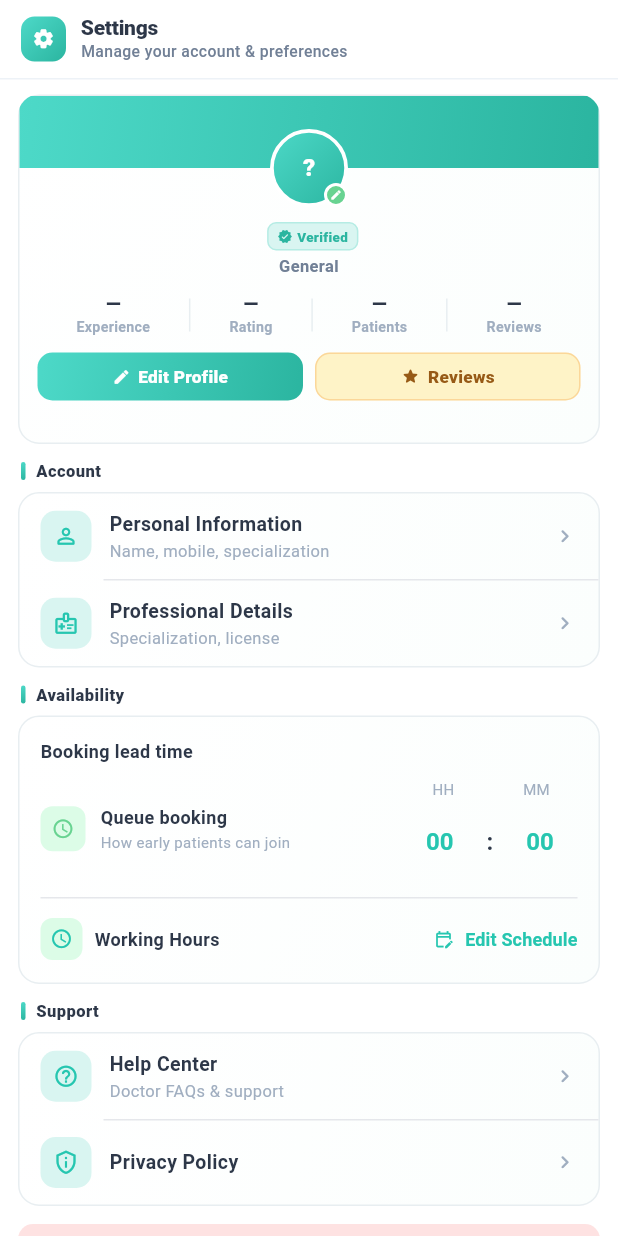
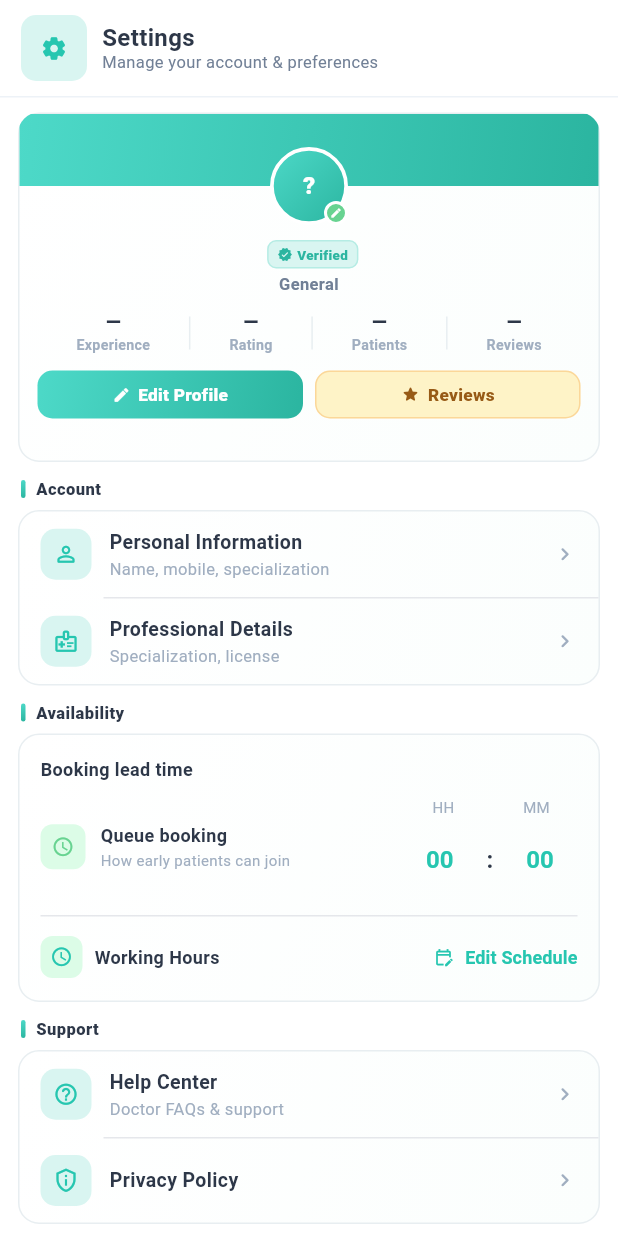
Before and after one commit to CHSM-App/QLess, a Flutter app: the DoctorSettingsPage screen opened directly, on a phone screen of 412 x 824 dp. Run offline on Flutter 3.47's test engine with Material 3 defaults, Android fonts, the phone set to English and light mode, and no system bars; our stand-ins replace connectivity_plus, dio, firebase_core, firebase_messaging, flutter_local_notifications, flutter_riverpod and 13 more; accounts and stored records are empty; generated files the repository leaves out were written again; network calls fail.

Commit message:
Refactor code structure for improved readability and maintainability

```diff
--- a/frontend/lib/presentation/doctor/screens/medicine_screen.dart
+++ b/frontend/lib/presentation/doctor/screens/medicine_screen.dart
@@ -499,13 +499,14 @@ class _DoctorMedicinePageState extends ConsumerState<DoctorMedicinePage> {
               AppExpandableHeaderSearch(
                 controller: _searchCtrl,
                 leadingIcon: Icons.medication_rounded,
+                alwaysShowLeadingIcon: true,
                 title: 'Medicines',
                 subtitle: 'Manage your medicines list',
                 hintText: 'Search medicines...',
                 accentColor: kPrimary,
                 leadingBackgroundColor: kPrimaryLight,
                 titleColor: kTextPrimary,
-                subtitleColor: kTextMuted,
+                subtitleColor: kTextSecondary,
                 fieldColor: const Color(0xFFF7F8FA),
                 borderColor: kBorder,
                 iconColor: kTextMuted,
--- a/frontend/lib/presentation/doctor/screens/patient_list.dart
+++ b/frontend/lib/presentation/doctor/screens/patient_list.dart
@@ -1024,13 +1024,14 @@ class _PatientListScreenState extends ConsumerState<PatientListScreen>
           crossAxisAlignment: CrossAxisAlignment.start,
           children: [
             Padding(
-              padding: const EdgeInsets.fromLTRB(16, 12, 16, 14),
+              padding: const EdgeInsets.fromLTRB(14, 10, 14, 10),
               child: Row(
                 children: [
                   Expanded(
                     child: AppExpandableHeaderSearch(
                       controller: _searchCtrl,
                       leadingIcon: Icons.people_alt_outlined,
+                      alwaysShowLeadingIcon: true,
                       title: 'Patients',
                       subtitle: 'Manage your patient queue',
                       hintText: 'Search by name, status or queue...',
--- a/frontend/lib/presentation/doctor/screens/profile_screen.dart
+++ b/frontend/lib/presentation/doctor/screens/profile_screen.dart
@@ -10,6 +10,7 @@ import 'package:qless/presentation/doctor/screens/doctor_edit_screen.dart';
 import 'package:qless/presentation/doctor/screens/doctor_help_center_screen.dart';
 import 'package:qless/presentation/doctor/view_models/doctor_login_viewmodel.dart';
 import 'package:qless/presentation/shared/screens/continue_as.dart';
+import 'package:qless/presentation/shared/widgets/app_expandable_header_search.dart';
 import 'package:qless/core/network/token_provider.dart';
 import 'package:qless/presentation/patient/providers/patient_view_model_provider.dart' hide appointmentViewModelProvider;
 import 'package:url_launcher/url_launcher.dart';
@@ -390,7 +391,7 @@ class _DoctorSettingsPageState extends ConsumerState<DoctorSettingsPage> {
     );
   }
 
-  // ── Header — compact, matched to home_screen aesthetic ──────────────────
+  // ── Header — standardized to match Patients / Medicines headers ─────────
   Widget _buildHeader() {
     return Container(
       decoration: const BoxDecoration(
@@ -402,47 +403,14 @@ class _DoctorSettingsPageState extends ConsumerState<DoctorSettingsPage> {
         bottom: false,
         child: Padding(
           padding: const EdgeInsets.fromLTRB(14, 10, 14, 10),
-          child: Row(
-            children: [
-              Container(
-                width: 30,
-                height: 30,
-                decoration: BoxDecoration(
-                  gradient: kPrimaryGradient,
-                  borderRadius: BorderRadius.circular(9),
-                ),
-                alignment: Alignment.center,
-                child: const Icon(Icons.settings_rounded,
-                    color: Colors.white, size: 15),
-              ),
-              const SizedBox(width: 10),
-              const Expanded(
-                child: Column(
-                  crossAxisAlignment: CrossAxisAlignment.start,
-                  children: [
-                    Text(
-                      'Settings',
-                      style: TextStyle(
-                        fontSize: 14,
-                        fontWeight: FontWeight.w800,
-                        color: kTextPrimary,
-                        letterSpacing: -0.2,
-                        height: 1.15,
-                      ),
-                    ),
-                    SizedBox(height: 1),
-                    Text(
-                      'Manage your account & preferences',
-                      style: TextStyle(
-                        fontSize: 10.5,
-                        color: kTextSecondary,
-                        fontWeight: FontWeight.w500,
-                      ),
-                    ),
-                  ],
-                ),
-              ),
-            ],
+          child: AppStaticHeaderTitle(
+            leadingIcon: Icons.settings_rounded,
+            title: 'Settings',
+            subtitle: 'Manage your account & preferences',
+            accentColor: kPrimary,
+            leadingBackgroundColor: kPrimaryLight,
+            titleColor: kTextPrimary,
+            subtitleColor: kTextSecondary,
           ),
         ),
       ),
--- a/frontend/lib/presentation/shared/widgets/app_expandable_header_search.dart
+++ b/frontend/lib/presentation/shared/widgets/app_expandable_header_search.dart
@@ -187,6 +187,79 @@ class _AppExpandableHeaderSearchState
 }
 
 // ─────────────────────────────────────────────────────────────────────────────
+// AppStaticHeaderTitle
+//
+// Same title block as [AppExpandableHeaderSearch] (identical leading badge,
+// responsive title/subtitle sizes) but WITHOUT a search field — for screens
+// that need the standard header look without search (e.g. doctor Settings).
+// Reuses [_HeaderTitle] so it stays pixel-identical to the search header.
+// ─────────────────────────────────────────────────────────────────────────────
+
+class AppStaticHeaderTitle extends StatelessWidget {
+  final IconData leadingIcon;
+  final String title;
+  final String subtitle;
+  final double height;
+  final Color accentColor;
+  final Color leadingBackgroundColor;
+  final Color titleColor;
+  final Color subtitleColor;
+
+  const AppStaticHeaderTitle({
+    super.key,
+    required this.leadingIcon,
+    required this.title,
+    required this.subtitle,
+    this.height = 44,
+    this.accentColor = const Color(0xFF26C6B0),
+    this.leadingBackgroundColor = const Color(0xFFD9F5F1),
+    this.titleColor = const Color(0xFF2D3748),
+    this.subtitleColor = const Color(0xFF718096),
+  });
+
+  @override
+  Widget build(BuildContext context) {
+    return LayoutBuilder(
+      builder: (context, constraints) {
+        final width = constraints.maxWidth;
+
+        final isNarrow = width < 220;
+        final isMedium = width >= 220 && width < 340;
+
+        final titleFontSize = isNarrow
+            ? 13.0
+            : isMedium
+                ? 14.0
+                : 16.0;
+        final subtitleFontSize = isNarrow
+            ? 10.0
+            : isMedium
+                ? 10.5
+                : 11.0;
+
+        return SizedBox(
+          height: height,
+          child: _HeaderTitle(
+            height: height,
+            leadingIcon: leadingIcon,
+            leadingBackgroundColor: leadingBackgroundColor,
+            accentColor: accentColor,
+            title: title,
+            subtitle: subtitle,
+            titleColor: titleColor,
+            subtitleColor: subtitleColor,
+            showSubtitle: !isNarrow,
+            titleFontSize: titleFontSize,
+            subtitleFontSize: subtitleFontSize,
+            showLeadingIcon: true,
+          ),
+        );
+      },
+    );
+  }
+}
+
+// ─────────────────────────────────────────────────────────────────────────────
 // _HeaderTitle
 // ─────────────────────────────────────────────────────────────────────────────
 
@@ -237,6 +310,10 @@ class _HeaderTitle extends StatelessWidget {
           const SizedBox(width: 10),
         ],
         Expanded(
+          // Clamp the system text scale so large device font settings can't
+          // overflow the fixed-height header (title + subtitle must fit 44px).
+          child: MediaQuery.withClampedTextScaling(
+            maxScaleFactor: 1.1,
             child: Column(
               mainAxisAlignment: MainAxisAlignment.center,
               crossAxisAlignment: CrossAxisAlignment.start,
@@ -249,6 +326,7 @@ class _HeaderTitle extends StatelessWidget {
                     fontSize: titleFontSize,
                     fontWeight: FontWeight.w700,
                     color: titleColor,
+                    height: 1.2,
                   ),
                 ),
                 if (showSubtitle) ...[
@@ -260,10 +338,12 @@ class _HeaderTitle extends StatelessWidget {
                     style: TextStyle(
                       fontSize: subtitleFontSize,
                       color: subtitleColor,
+                      height: 1.2,
                     ),
                   ),
                 ],
               ],
+            ),
           ),
         ),
       ],
```
Also changed, not shown: frontend/lib/presentation/patient/screens/doctor_explore.dart (+9 -5 lines), frontend/pubspec.yaml (+11 -0 lines), frontend/assets/icon/qless_logo.png (added), 14 other files. Lines whose indentation alone changed are shown as unchanged.
